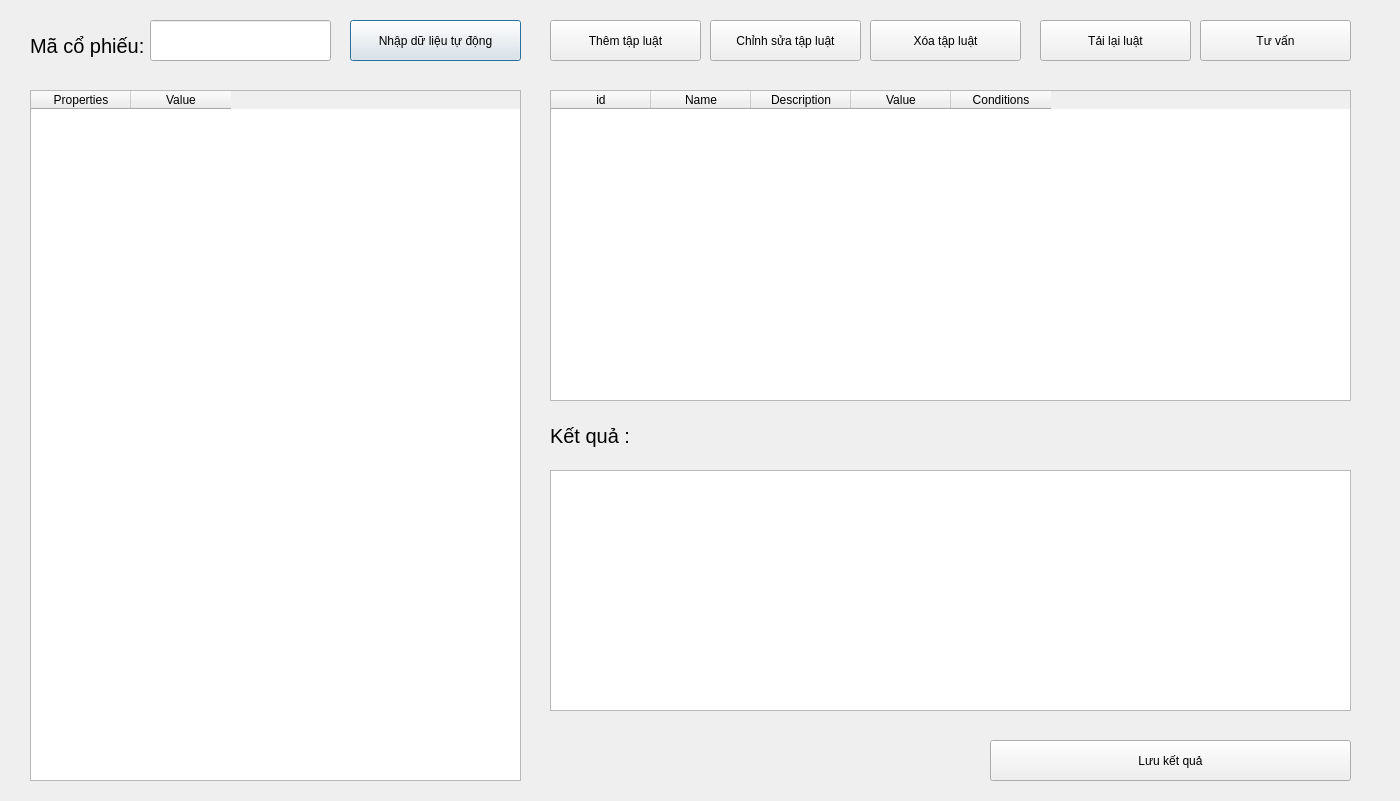
Qt form src/frontend/main.ui (b1team/he_chuyen_gia) before a commit.
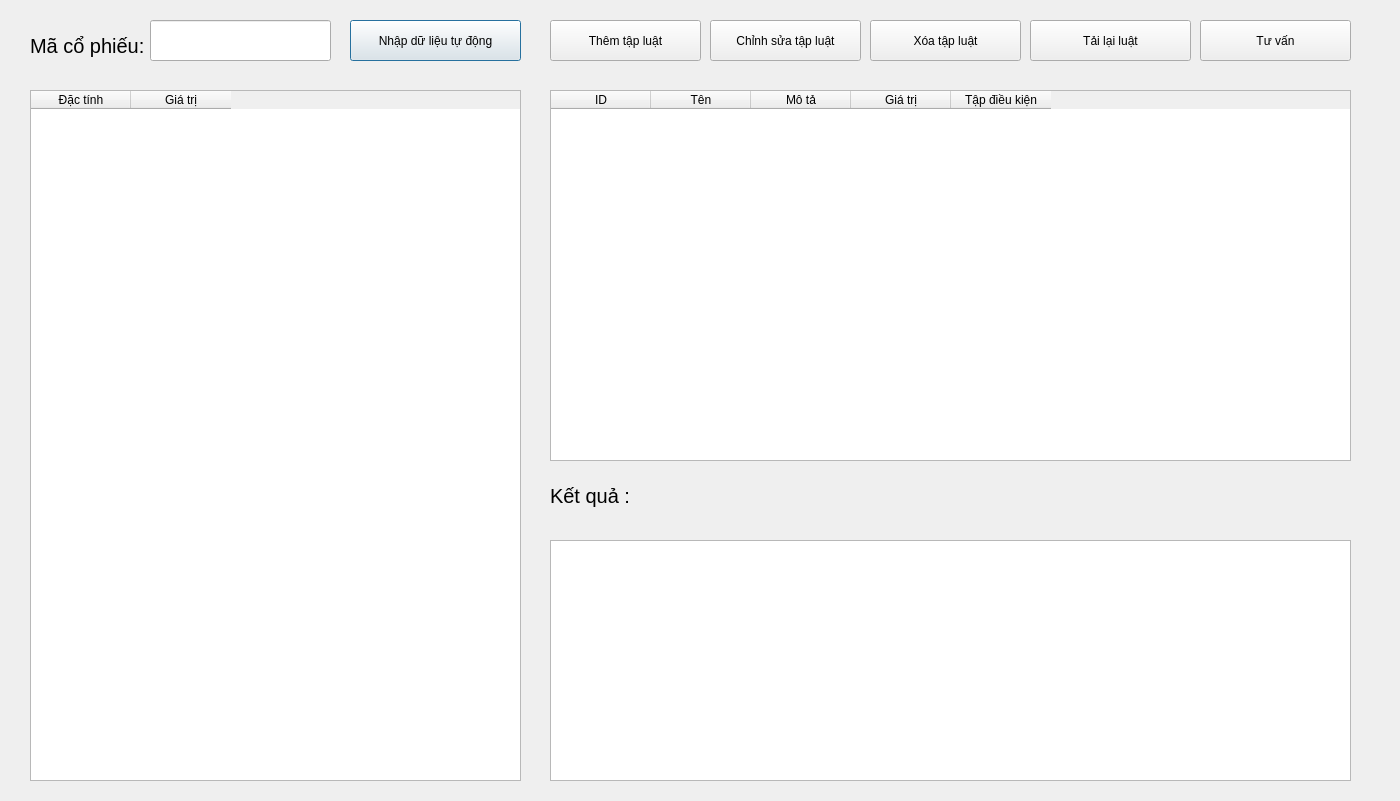
The same form after that commit.

The edit to the form file:
```diff
--- a/src/frontend/main.ui
+++ b/src/frontend/main.ui
@@ -55,12 +55,12 @@
    </property>
    <column>
     <property name="text">
-     <string>Properties</string>
+     <string>Đặc tính</string>
     </property>
    </column>
    <column>
     <property name="text">
-     <string>Value</string>
+     <string>Giá trị</string>
     </property>
    </column>
   </widget>
@@ -111,7 +111,7 @@
    <property name="geometry">
     <rect>
      <x>550</x>
-     <y>470</y>
+     <y>540</y>
      <width>801</width>
      <height>241</height>
     </rect>
@@ -121,7 +121,7 @@
    <property name="geometry">
     <rect>
      <x>570</x>
-     <y>490</y>
+     <y>560</y>
      <width>761</width>
      <height>201</height>
     </rect>
@@ -134,51 +134,38 @@
     <string/>
    </property>
   </widget>
-  <widget class="QPushButton" name="saveBtn">
-   <property name="geometry">
-    <rect>
-     <x>990</x>
-     <y>740</y>
-     <width>361</width>
-     <height>41</height>
-    </rect>
-   </property>
-   <property name="text">
-    <string>Lưu kết quả</string>
-   </property>
-  </widget>
   <widget class="QTableWidget" name="ruleTbl">
    <property name="geometry">
     <rect>
      <x>550</x>
      <y>90</y>
      <width>801</width>
-     <height>311</height>
+     <height>371</height>
     </rect>
    </property>
    <column>
     <property name="text">
-     <string>id</string>
+     <string>ID</string>
     </property>
    </column>
    <column>
     <property name="text">
-     <string>Name</string>
+     <string>Tên</string>
     </property>
    </column>
    <column>
     <property name="text">
-     <string>Description</string>
+     <string>Mô tả</string>
     </property>
    </column>
    <column>
     <property name="text">
-     <string>Value</string>
+     <string>Giá trị</string>
     </property>
    </column>
    <column>
     <property name="text">
-     <string>Conditions</string>
+     <string>Tập điều kiện</string>
     </property>
    </column>
   </widget>
@@ -212,7 +199,7 @@
    <property name="geometry">
     <rect>
      <x>550</x>
-     <y>420</y>
+     <y>480</y>
      <width>121</width>
      <height>31</height>
     </rect>
@@ -241,9 +228,9 @@
   <widget class="QPushButton" name="reloadBtn">
    <property name="geometry">
     <rect>
-     <x>1040</x>
+     <x>1030</x>
      <y>20</y>
-     <width>151</width>
+     <width>161</width>
      <height>41</height>
     </rect>
    </property>
```
